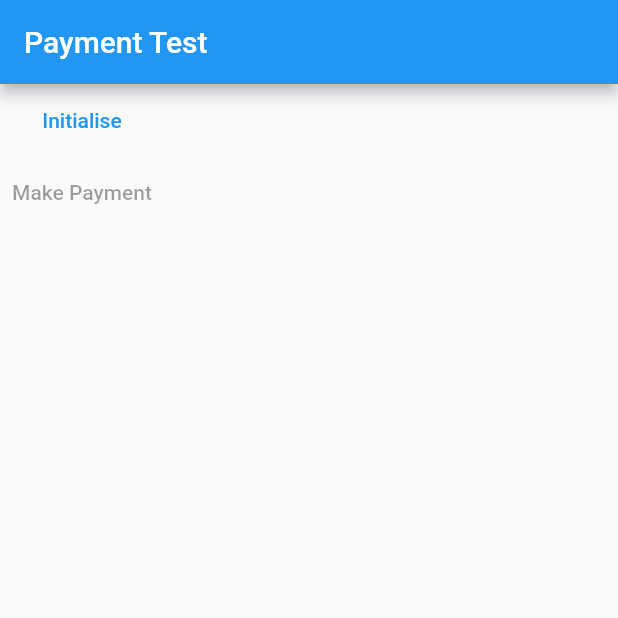
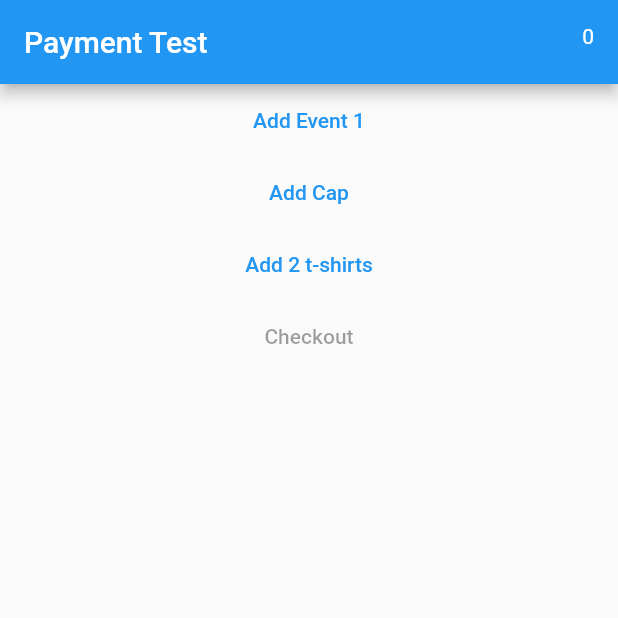
Before and after one commit to flutterwithdraig/flutter_conference, a Flutter app: the screen it shows once a user with an empty profile is signed in, on a phone screen of 412 x 824 dp, the top half of it. Run offline on Flutter 3.47's test engine with Material 2 defaults, Android fonts, the phone set to English and light mode, and no system bars; our stand-ins replace bloc, cached_network_image, connectivity_plus, copy_with_extension, drift, equatable and 5 more; missing offline and left inert: flutter_stripe; accounts and stored records are empty; generated files the repository leaves out were written again; network calls fail.

Commit message:
Episode 16

```diff
--- /dev/null
+++ b/lib/blocs/cart/cart_bloc.dart
@@ -0,0 +1,111 @@
+import 'dart:async';
+import 'dart:convert';
+
+import 'package:bloc/bloc.dart';
+import 'package:equatable/equatable.dart';
+import 'package:flutter/material.dart';
+import 'package:flutter_stripe/flutter_stripe.dart';
+import 'package:global_conference/models/cart_item.dart';
+import 'package:global_conference/repositories/conference.dart';
+
+part 'cart_event.dart';
+part 'cart_state.dart';
+
+class CartBloc extends Bloc<CartEvent, CartState> {
+  CartBloc({required ConferenceRepository conferenceRepository})
+      : _conferenceRepository = conferenceRepository,
+        super(const CartState(items: [], noItemsInCart: 0)) {
+    on<AddItemToCart>(_addItem);
+    on<RemoveItemFromCart>(_removeItem);
+    on<ReduceItemQty>(_reduceQty);
+    on<StartPaymentProcess>(_startPayment);
+  }
+
+  final ConferenceRepository _conferenceRepository;
+
+  int _totalItemsInList(List<CartItem> items) {
+    if (items.isEmpty) return 0;
+
+    int count = 0;
+    for (var i in items) {
+      count += i.qty;
+    }
+    return count;
+  }
+
+  FutureOr<void> _addItem(AddItemToCart event, Emitter<CartState> emit) {
+    List<CartItem> items = List.from(state.items);
+    CartItem newItem = event.item;
+
+    final existingItemIndex = items.indexWhere((i) => i.code == newItem.code);
+    if (existingItemIndex != -1) {
+      final existingItem = items[existingItemIndex];
+
+      if (!singleItem.contains(newItem.type)) {
+        newItem = existingItem.copyWith(qty: existingItem.qty + newItem.qty);
+      }
+      items[existingItemIndex] = newItem;
+    } else {
+      items.add(newItem);
+    }
+
+    emit(state.copyWith(items: items, noItemsInCart: _totalItemsInList(items)));
+  }
+
+  FutureOr<void> _removeItem(
+      RemoveItemFromCart event, Emitter<CartState> emit) {
+    final index = state.items.indexWhere((i) => i.code == event.code);
+    if (index == -1) {
+      return null;
+    }
+
+    List<CartItem> items = List.from(state.items);
+    items.removeAt(index);
+    emit(state.copyWith(items: items, noItemsInCart: _totalItemsInList(items)));
+  }
+
+  FutureOr<void> _reduceQty(ReduceItemQty event, Emitter<CartState> emit) {
+    final index = state.items.indexWhere((i) => i.code == event.code);
+    if (index == -1) {
+      return null;
+    }
+    List<CartItem> items = List.from(state.items);
+    final item = items[index];
+    if (item.qty > 1) {
+      items[index] = item.copyWith(qty: item.qty - 1);
+    } else {
+      items.removeAt(index);
+    }
+
+    emit(state.copyWith(items: items, noItemsInCart: _totalItemsInList(items)));
+  }
+
+  FutureOr<void> _startPayment(
+      StartPaymentProcess event, Emitter<CartState> emit) async {
+    Map<String, dynamic> _paymentInfo =
+        await _conferenceRepository.createPaymentSheet(jsonEncode(state.items));
+
+    print(_paymentInfo);
+
+    await Stripe.instance.initPaymentSheet(
+      paymentSheetParameters: SetupPaymentSheetParameters(
+        applePay: true,
+        googlePay: true,
+        style: ThemeMode.light,
+        testEnv: true,
+        merchantCountryCode: 'GB',
+        merchantDisplayName: 'Global Conference 2023',
+        customerId: _paymentInfo['customer'],
+        paymentIntentClientSecret: _paymentInfo['paymentIntent'],
+        customerEphemeralKeySecret: _paymentInfo['ephemeralKey'],
+      ),
+    );
+
+    try {
+      await Stripe.instance.presentPaymentSheet();
+      emit(state.copyWith(items: [], noItemsInCart: 0));
+    } on StripeException catch (e) {
+      print(e.error.localizedMessage);
+    }
+  }
+}
--- /dev/null
+++ b/lib/blocs/cart/cart_event.dart
@@ -0,0 +1,31 @@
+part of 'cart_bloc.dart';
+
+abstract class CartEvent extends Equatable {
+  const CartEvent();
+
+  @override
+  List<Object> get props => [];
+}
+
+class AddItemToCart extends CartEvent {
+  final CartItem item;
+  const AddItemToCart(this.item);
+  @override
+  List<Object> get props => [item];
+}
+
+class RemoveItemFromCart extends CartEvent {
+  final String code;
+  const RemoveItemFromCart(this.code);
+  @override
+  List<Object> get props => [code];
+}
+
+class ReduceItemQty extends CartEvent {
+  final String code;
+  const ReduceItemQty(this.code);
+  @override
+  List<Object> get props => [code];
+}
+
+class StartPaymentProcess extends CartEvent {}
--- /dev/null
+++ b/lib/blocs/cart/cart_state.dart
@@ -0,0 +1,24 @@
+part of 'cart_bloc.dart';
+
+class CartState extends Equatable {
+  final List<CartItem> items;
+  final int noItemsInCart;
+
+  const CartState({
+    required this.items,
+    required this.noItemsInCart,
+  });
+
+  @override
+  List<Object> get props => [items, noItemsInCart];
+
+  CartState copyWith({
+    List<CartItem>? items,
+    int? noItemsInCart,
+  }) {
+    return CartState(
+      items: items ?? this.items,
+      noItemsInCart: noItemsInCart ?? this.noItemsInCart,
+    );
+  }
+}
--- a/lib/main.dart
+++ b/lib/main.dart
@@ -3,6 +3,7 @@ import 'package:flutter/material.dart';
 import 'package:flutter_bloc/flutter_bloc.dart';
 import 'package:flutter_stripe/flutter_stripe.dart';
 import 'package:global_conference/blocs/auth/auth_bloc.dart';
+import 'package:global_conference/blocs/cart/cart_bloc.dart';
 import 'package:global_conference/blocs/connectivity/connectivity_cubit.dart';
 import 'package:global_conference/database/database.dart';
 import 'package:global_conference/firebase_options.dart';
@@ -59,6 +60,10 @@ class MyApp extends StatelessWidget {
             create: (context) =>
                 AuthBloc(authenticationRepository: authenticationRepository),
           ),
+          BlocProvider(
+            create: (context) => CartBloc(
+                conferenceRepository: context.read<ConferenceRepository>()),
+          ),
         ],
         child: BlocListener<AuthBloc, AuthState>(
           listener: (context, state) {
--- /dev/null
+++ b/lib/models/cart_item.dart
@@ -0,0 +1,44 @@
+import 'package:equatable/equatable.dart';
+
+enum CartItemType { event, gift }
+
+List<CartItemType> singleItem = [CartItemType.event];
+
+class CartItem extends Equatable {
+  final String code;
+  final String name;
+  final double price;
+  final CartItemType type;
+  final int qty;
+
+  const CartItem({
+    required this.code,
+    required this.name,
+    required this.price,
+    required this.type,
+    this.qty = 1,
+  });
+
+  double get total => price * qty;
+
+  @override
+  List<Object?> get props => [code, name, price, qty, type];
+
+  Map<String, dynamic> toJson() => {'code': code, 'qty': qty};
+
+  CartItem copyWith({
+    String? code,
+    String? name,
+    double? price,
+    CartItemType? type,
+    int? qty,
+  }) {
+    return CartItem(
+      code: code ?? this.code,
+      name: name ?? this.name,
+      price: price ?? this.price,
+      type: type ?? this.type,
+      qty: qty ?? this.qty,
+    );
+  }
+}
--- a/lib/repositories/conference.dart
+++ b/lib/repositories/conference.dart
@@ -154,8 +154,8 @@ class ConferenceRepository implements IConfRepository {
   }
 
   @override
-  Future<Map<String, dynamic>> createPaymentSheet() async {
-    final response = await _post('/stripe/payment-sheet', {});
+  Future<Map<String, dynamic>> createPaymentSheet(String cart) async {
+    final response = await _post('/stripe/payment-sheet', {'cart': cart});
     return response;
   }
 }
--- a/lib/repositories/conference_interface.dart
+++ b/lib/repositories/conference_interface.dart
@@ -11,5 +11,5 @@ abstract class IConfRepository {
   Future<String> uploadProfileImage(String uid, XFile file);
   Future<int> saveUserProfile(UserProfile userProfile);
 
-  Future<Map<String, dynamic>> createPaymentSheet();
+  Future<Map<String, dynamic>> createPaymentSheet(String cart);
 }
--- a/lib/screens/payment_test.dart
+++ b/lib/screens/payment_test.dart
@@ -1,7 +1,7 @@
 import 'package:flutter/material.dart';
 import 'package:flutter_bloc/flutter_bloc.dart';
-import 'package:flutter_stripe/flutter_stripe.dart';
-import 'package:global_conference/repositories/conference.dart';
+import 'package:global_conference/blocs/cart/cart_bloc.dart';
+import 'package:global_conference/models/cart_item.dart';
 
 class PaymentTest extends StatefulWidget {
   const PaymentTest({Key? key}) : super(key: key);
@@ -18,41 +18,151 @@ class _PaymentTestState extends State<PaymentTest> {
     return Scaffold(
       appBar: AppBar(
         title: const Text('Payment Test'),
+        actions: [
+          Padding(
+            padding: const EdgeInsets.all(16.0),
+            child: BlocBuilder<CartBloc, CartState>(
+              builder: (context, state) {
+                return Text(state.noItemsInCart.toString());
+              },
+            ),
+          ),
+        ],
       ),
       body: Column(
         children: [
+          BlocBuilder<CartBloc, CartState>(
+            builder: (context, state) {
+              return ListView(
+                shrinkWrap: true,
+                children: state.items
+                    .map(
+                      (e) => Dismissible(
+                        key: Key(e.code),
+                        background: Container(color: Colors.red),
+                        onDismissed: (direction) {
+                          context
+                              .read<CartBloc>()
+                              .add(RemoveItemFromCart(e.code));
+                        },
+                        child: ListTile(
+                          leading: Row(
+                            mainAxisSize: MainAxisSize.min,
+                            children: [
+                              GestureDetector(
+                                onTap: () {
+                                  context
+                                      .read<CartBloc>()
+                                      .add(ReduceItemQty(e.code));
+                                },
+                                child: const Icon(
+                                  Icons.remove_circle_outline,
+                                  size: 15,
+                                ),
+                              ),
+                              const SizedBox(width: 10),
+                              Text(e.qty.toString()),
+                            ],
+                          ),
+                          title: Text(e.name),
+                          trailing: Column(
+                            mainAxisSize: MainAxisSize.min,
+                            crossAxisAlignment: CrossAxisAlignment.end,
+                            children: [
+                              Text("£${e.price.toStringAsFixed(2)}"),
+                              Text("Total: £${e.total.toStringAsFixed(2)}"),
+                            ],
+                          ),
+                        ),
+                      ),
+                    )
+                    .toList(),
+              );
+            },
+          ),
           TextButton(
-              onPressed: _paymentInfo != null ? null : _initPayment,
-              child: const Text('Initialise')),
+            onPressed: () {
+              context.read<CartBloc>().add(
+                    const AddItemToCart(
+                      CartItem(
+                        code: 'event1',
+                        name: 'Event 1',
+                        price: 55.00,
+                        type: CartItemType.event,
+                      ),
+                    ),
+                  );
+            },
+            child: const Text('Add Event 1'),
+          ),
           TextButton(
-              onPressed: _paymentInfo != null ? _displayPaymentSheet : null,
-              child: const Text('Make Payment'))
+            onPressed: () {
+              context.read<CartBloc>().add(
+                    const AddItemToCart(
+                      CartItem(
+                        code: 'cap1',
+                        name: 'Baseball cap',
+                        price: 10.99,
+                        type: CartItemType.gift,
+                      ),
+                    ),
+                  );
+            },
+            child: const Text('Add Cap'),
+          ),
+          TextButton(
+            onPressed: () {
+              context.read<CartBloc>().add(
+                    const AddItemToCart(
+                      CartItem(
+                          code: 'tshirt1',
+                          name: 'T-shirt',
+                          price: 25.50,
+                          type: CartItemType.gift,
+                          qty: 2),
+                    ),
+                  );
+            },
+            child: const Text('Add 2 t-shirts'),
+          ),
+          BlocBuilder<CartBloc, CartState>(
+            builder: (context, state) {
+              return TextButton(
+                onPressed: state.items.isEmpty
+                    ? null
+                    : () {
+                        context.read<CartBloc>().add(StartPaymentProcess());
+                      },
+                child: const Text('Checkout'),
+              );
+            },
+          ),
         ],
       ),
     );
   }
 
-  _initPayment() async {
-    _paymentInfo =
-        await context.read<ConferenceRepository>().createPaymentSheet();
+  // _initPayment() async {
+  //   _paymentInfo =
+  //       await context.read<ConferenceRepository>().createPaymentSheet();
 
-    await Stripe.instance.initPaymentSheet(
-      paymentSheetParameters: SetupPaymentSheetParameters(
-        applePay: true,
-        googlePay: true,
-        style: ThemeMode.light,
-        testEnv: true,
-        merchantCountryCode: 'GB',
-        merchantDisplayName: 'Global Conference 2023',
-        customerId: _paymentInfo!['customer'],
-        paymentIntentClientSecret: _paymentInfo!['paymentIntent'],
-        customerEphemeralKeySecret: _paymentInfo!['ephemeralKey'],
-      ),
-    );
-    setState(() {});
-  }
+  //   await Stripe.instance.initPaymentSheet(
+  //     paymentSheetParameters: SetupPaymentSheetParameters(
+  //       applePay: true,
+  //       googlePay: true,
+  //       style: ThemeMode.light,
+  //       testEnv: true,
+  //       merchantCountryCode: 'GB',
+  //       merchantDisplayName: 'Global Conference 2023',
+  //       customerId: _paymentInfo!['customer'],
+  //       paymentIntentClientSecret: _paymentInfo!['paymentIntent'],
+  //       customerEphemeralKeySecret: _paymentInfo!['ephemeralKey'],
+  //     ),
+  //   );
+  //   setState(() {});
+  // }
 
-  _displayPaymentSheet() async {
-    await Stripe.instance.presentPaymentSheet();
-  }
+  // _displayPaymentSheet() async {
+  //   await Stripe.instance.presentPaymentSheet();
+  // }
 }
```
Also changed, not shown: 1 other file.
